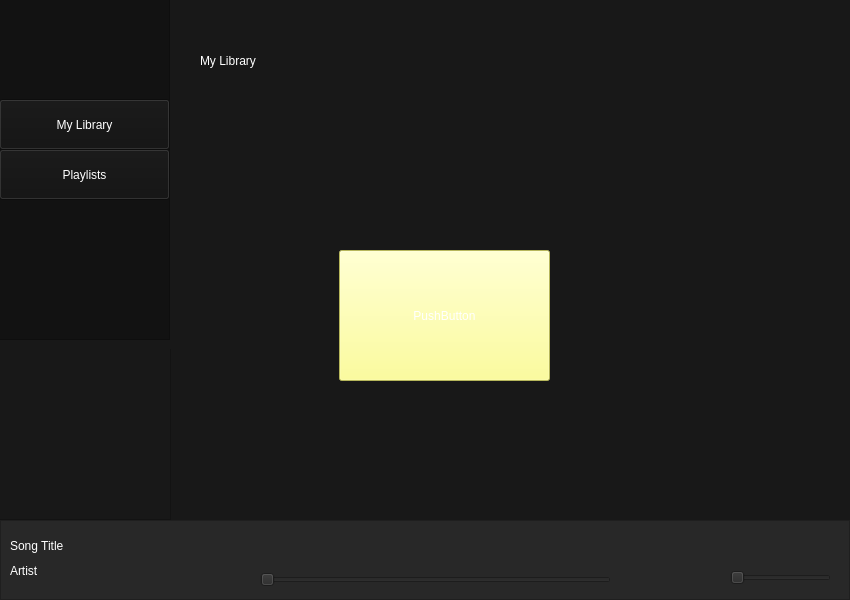
The window that BangerPlayer/mainwindow.ui (skowronsky98/music-player) describes before a commit, drawn with Qt 5.
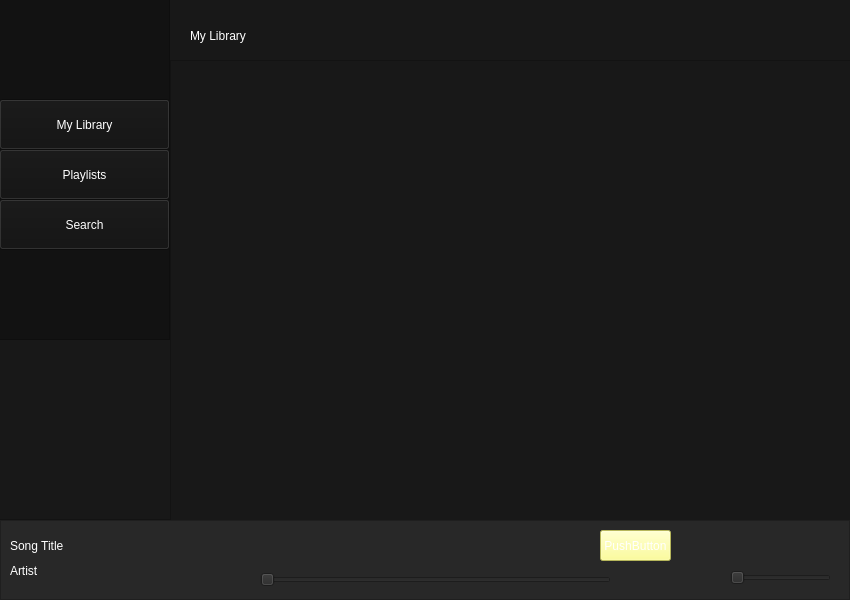
The same window after the commit. Icons and pictures are not drawn.

```diff
--- a/BangerPlayer/mainwindow.ui
+++ b/BangerPlayer/mainwindow.ui
@@ -36,10 +36,10 @@
      <widget class="QLabel" name="libraryTitle">
       <property name="geometry">
        <rect>
-        <x>30</x>
-        <y>30</y>
+        <x>20</x>
+        <y>20</y>
         <width>351</width>
-        <height>61</height>
+        <height>31</height>
        </rect>
       </property>
       <property name="styleSheet">
@@ -50,21 +50,20 @@
        <string>My Library</string>
       </property>
      </widget>
-     <widget class="QPushButton" name="pushButton">
+     <widget class="QListView" name="libraryList">
       <property name="geometry">
        <rect>
-        <x>169</x>
-        <y>250</y>
-        <width>211</width>
-        <height>131</height>
+        <x>0</x>
+        <y>60</y>
+        <width>681</width>
+        <height>461</height>
        </rect>
       </property>
       <property name="styleSheet">
-       <string notr="true">color:white;
-background-color: rgb(255, 255, 127);</string>
+       <string notr="true">border-color:&quot;transparent&quot;;</string>
       </property>
-      <property name="text">
-       <string>PushButton</string>
+      <property name="editTriggers">
+       <set>QAbstractItemView::DoubleClicked|QAbstractItemView::EditKeyPressed</set>
       </property>
      </widget>
     </widget>
@@ -265,6 +264,23 @@
       <enum>Qt::Horizontal</enum>
      </property>
     </widget>
+    <widget class="QPushButton" name="pushButton">
+     <property name="geometry">
+      <rect>
+       <x>600</x>
+       <y>10</y>
+       <width>71</width>
+       <height>31</height>
+      </rect>
+     </property>
+     <property name="styleSheet">
+      <string notr="true">color:white;
+background-color: rgb(255, 255, 127);</string>
+     </property>
+     <property name="text">
+      <string>PushButton</string>
+     </property>
+    </widget>
    </widget>
    <widget class="QFrame" name="menu">
     <property name="geometry">
@@ -316,6 +332,22 @@
       <string>My Library</string>
      </property>
     </widget>
+    <widget class="QPushButton" name="searchBtn">
+     <property name="geometry">
+      <rect>
+       <x>0</x>
+       <y>200</y>
+       <width>171</width>
+       <height>51</height>
+      </rect>
+     </property>
+     <property name="styleSheet">
+      <string notr="true">color:white;</string>
+     </property>
+     <property name="text">
+      <string>Search</string>
+     </property>
+    </widget>
    </widget>
    <widget class="QFrame" name="frame_2">
     <property name="geometry">
```
Left out of the diff: 1 changed line with no effect on the pictures.
